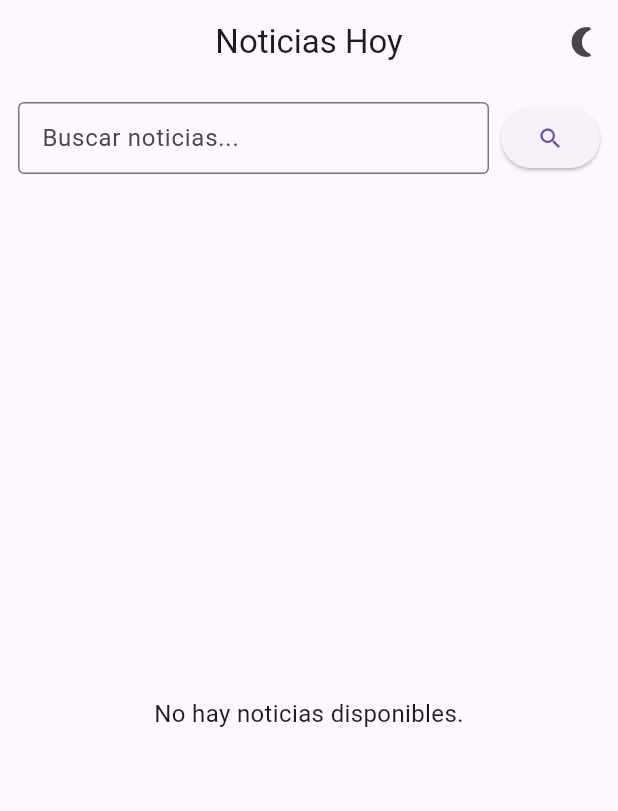
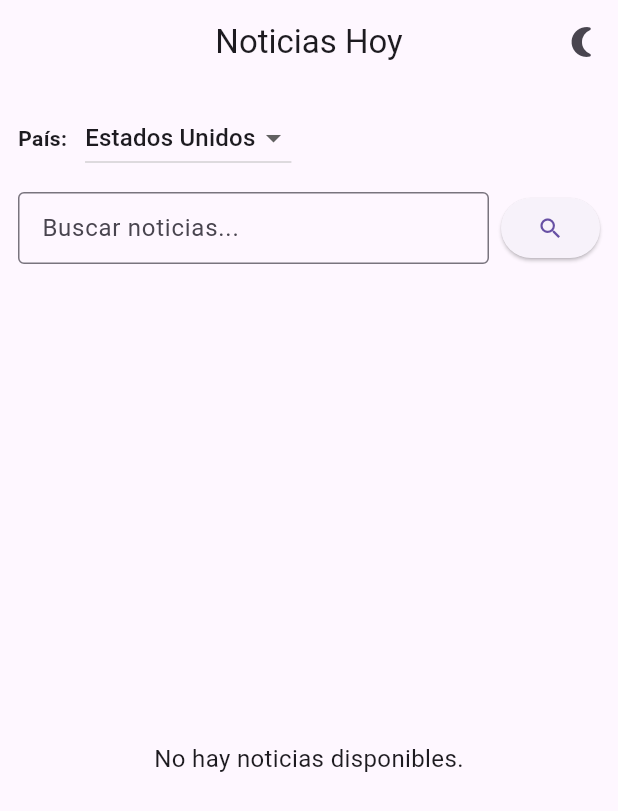
Before and after one commit to Ezdras01/Noticias, a Flutter app: the screen it shows after launch, on a phone screen of 412 x 824 dp. Shown: the top 811 px of the screen. Run offline on Flutter 3.47's test engine with Material 3 defaults, Android fonts, the light colour scheme and no system bars; our stand-ins replace shared_preferences; network calls fail.

Commit message:
feat: selector de pais
  'us': 'Estados Unidos',
  'gb': 'Reino Unido',
  'in': 'India',
  'de': 'Alemania',
  'fr': 'Francia',

```diff
--- a/lib/screens/home_screen.dart
+++ b/lib/screens/home_screen.dart
@@ -26,6 +26,18 @@ class _HomeScreenState extends State<HomeScreen> {
   List<String> _searchHistory = [];
   String? _lastQuery;
 
+// Mapa de países y sus nombres en español
+final Map<String, String> _countries = {
+  'us': 'Estados Unidos',
+  'gb': 'Reino Unido',
+  'in': 'India',
+  'de': 'Alemania',
+  'fr': 'Francia',
+};
+
+String _selectedCountry = 'us'; // País por defecto
+
+
 
   // Estado de carga
   bool _isLoading = true;
@@ -42,9 +54,9 @@ Future<void> _loadNews({String? query}) async {
   setState(() => _isLoading = true);
 
   try {
-    final articles = query == null || query.isEmpty
-        ? await _newsService.fetchTopHeadlines(country: 'us')
-        : await _newsService.searchNews(query);
+final articles = query == null || query.isEmpty
+    ? await _newsService.fetchTopHeadlines(country: _selectedCountry)
+    : await _newsService.searchNews(query);
 
     setState(() {
       _articles = articles;
@@ -87,10 +99,41 @@ appBar: AppBar(
     )
   ],
 ),
-
     body: Column(
       children: [
-        // Barra de búsqueda
+        // Selector de país
+Padding(
+  padding: const EdgeInsets.fromLTRB(12, 12, 12, 0),
+  child: Row(
+    children: [
+      const Text(
+        'País:',
+        style: TextStyle(fontWeight: FontWeight.bold),
+      ),
+      const SizedBox(width: 12),
+      DropdownButton<String>(
+        value: _selectedCountry,
+        items: _countries.entries
+            .map(
+              (entry) => DropdownMenuItem<String>(
+                value: entry.key,
+                child: Text(entry.value),
+              ),
+            )
+            .toList(),
+        onChanged: (value) {
+          if (value != null) {
+            setState(() {
+              _selectedCountry = value;
+            });
+            _loadNews(); // Recarga noticias al cambiar de país
+          }
+        },
+      ),
+    ],
+  ),
+),
+// Barra de búsqueda
         Padding(
           padding: const EdgeInsets.all(12),
             child: Row(
```
